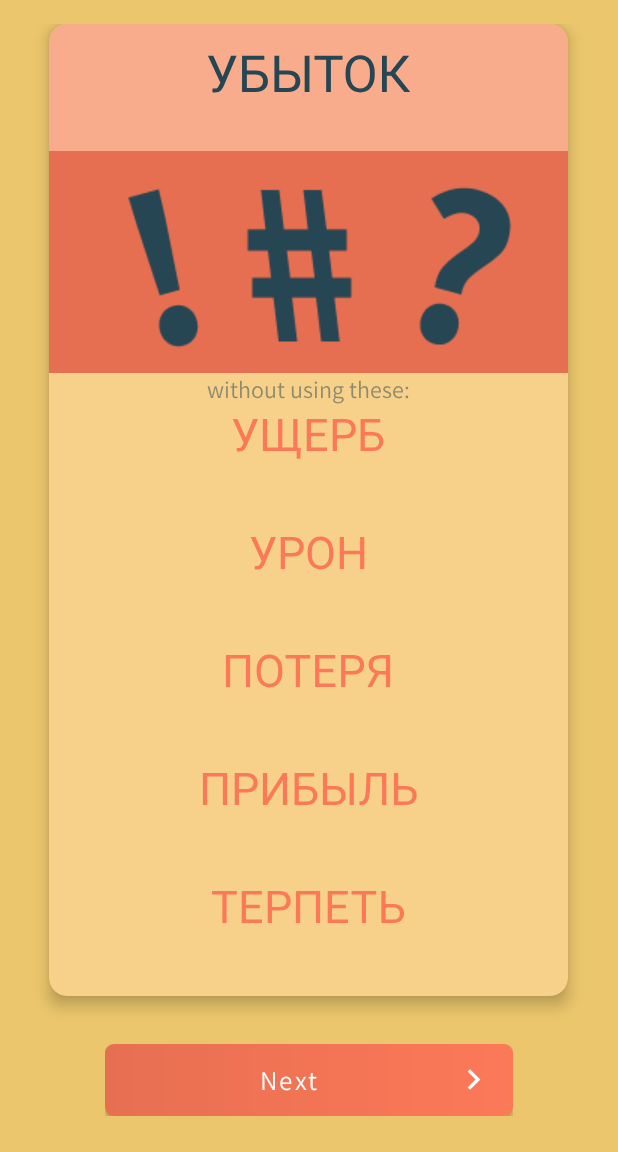
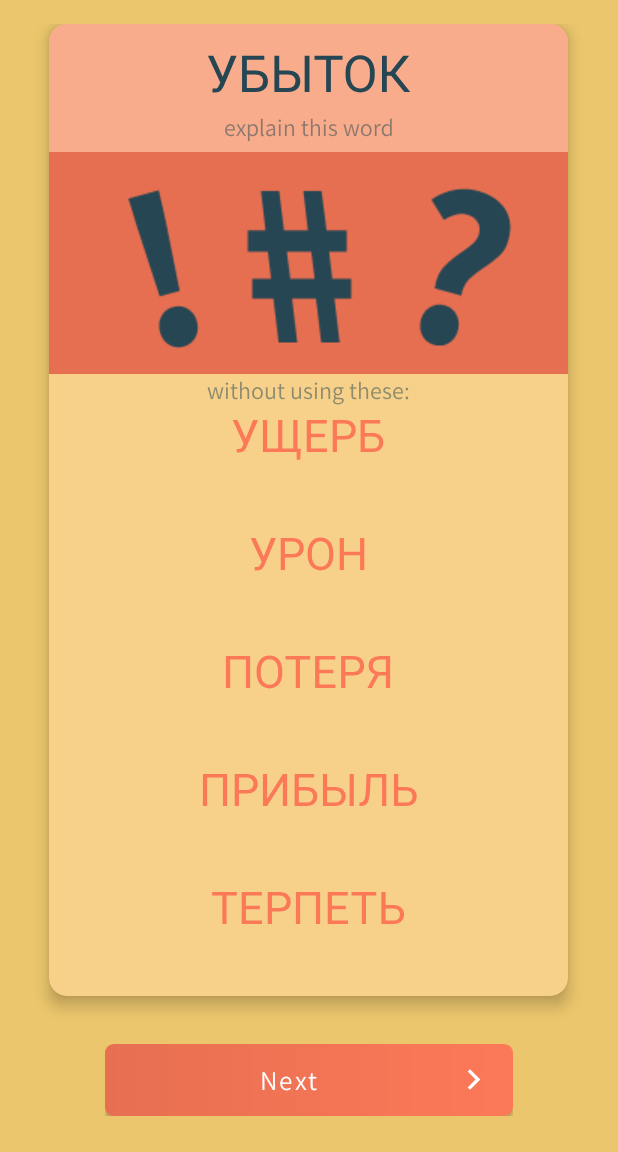
Before and after one commit to prikupets/Tabukan, an Android app: the screen it shows after launch (GameActivity), on a phone screen of 412 x 824 dp, the part 84-1236 px from its top. Run offline under Robolectric (Android 15) with nearby library versions, the light colour scheme and no system bars; our stand-ins replace AdMob, EventBus; 2 statements that could not run were skipped.

Commit message:
Fixed fragment_card.xml(title_tooltip:text)

```diff
--- a/app/src/main/res/layout/fragment_card.xml
+++ b/app/src/main/res/layout/fragment_card.xml
@@ -62,7 +62,7 @@
                             android:id="@+id/title_tooltip"
                             android:layout_width="match_parent"
                             android:layout_height="wrap_content"
-                            android:shtext="@string/title_tooltip"
+                            android:text="@string/title_tooltip"
                             android:textAlignment="center"
                             android:textColor="@color/teal_dark_translucent"
                             android:textSize="16sp"/>
```
Also changed, not shown: 2 other files.
